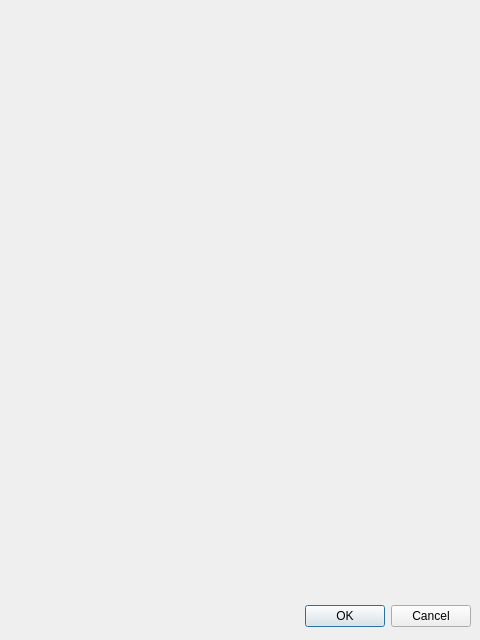
This is cmacrowindow.ui in Softwarebaecker/Tisch as Qt 5 draws it before an edit. The edited form follows.
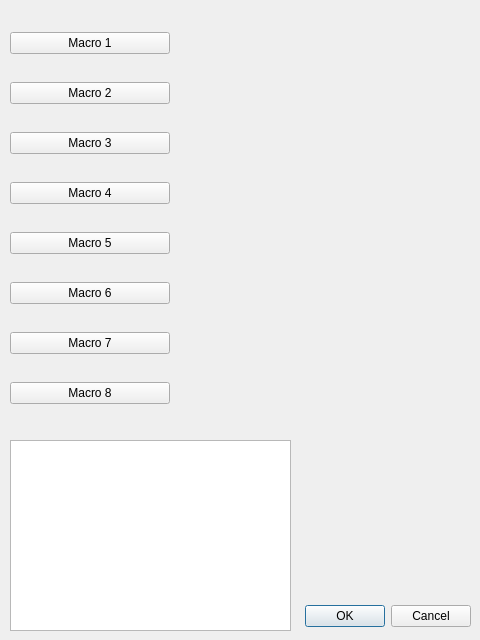
This is the edited form.

Patch:
```diff
--- a/cmacrowindow.ui
+++ b/cmacrowindow.ui
@@ -28,6 +28,84 @@
     <set>QDialogButtonBox::Cancel|QDialogButtonBox::Ok</set>
    </property>
   </widget>
+  <widget class="QTextEdit" name="textEdit">
+   <property name="geometry">
+    <rect>
+     <x>10</x>
+     <y>440</y>
+     <width>281</width>
+     <height>191</height>
+    </rect>
+   </property>
+  </widget>
+  <widget class="QWidget" name="verticalLayoutWidget">
+   <property name="geometry">
+    <rect>
+     <x>10</x>
+     <y>10</y>
+     <width>160</width>
+     <height>421</height>
+    </rect>
+   </property>
+   <layout class="QVBoxLayout" name="verticalLayout">
+    <item>
+     <widget class="QPushButton" name="pushButton">
+      <property name="text">
+       <string>Macro 1</string>
+      </property>
+     </widget>
+    </item>
+    <item>
+     <widget class="QPushButton" name="pushButton_2">
+      <property name="text">
+       <string>Macro 2</string>
+      </property>
+     </widget>
+    </item>
+    <item>
+     <widget class="QPushButton" name="pushButton_3">
+      <property name="text">
+       <string>Macro 3</string>
+      </property>
+     </widget>
+    </item>
+    <item>
+     <widget class="QPushButton" name="pushButton_4">
+      <property name="text">
+       <string>Macro 4</string>
+      </property>
+     </widget>
+    </item>
+    <item>
+     <widget class="QPushButton" name="pushButton_5">
+      <property name="text">
+       <string>Macro 5</string>
+      </property>
+     </widget>
+    </item>
+    <item>
+     <widget class="QPushButton" name="pushButton_6">
+      <property name="text">
+       <string>Macro 6</string>
+      </property>
+     </widget>
+    </item>
+    <item>
+     <widget class="QPushButton" name="pushButton_7">
+      <property name="text">
+       <string>Macro 7</string>
+      </property>
+     </widget>
+    </item>
+    <item>
+     <widget class="QPushButton" name="pushButton_8">
+      <property name="text">
+       <string>Macro 8</string>
+      </property>
+     </widget>
+    </item>
+   </layout>
+  </widget>
  </widget>
  <resources/>
  <connections>
```
Left out of the diff: 1 changed line with no effect on the pictures.
